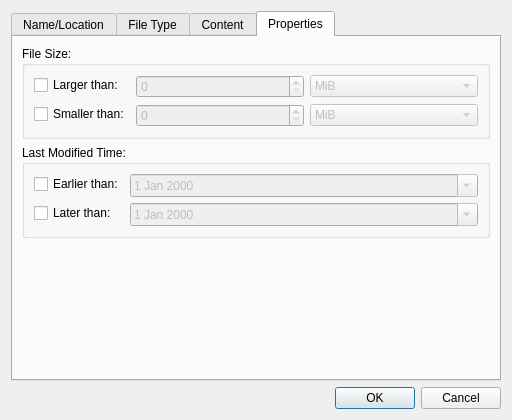
The window that src/filesearch.ui (lxqt/libfm-qt) describes before a commit, drawn with Qt 5.
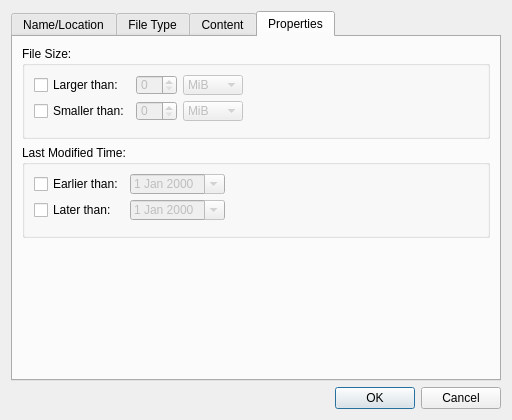
The same window after the commit. The open tabs and pages were chosen to show the change. Icons and pictures are not drawn.

Commit message: Use grid layout to have proper properties alignment

Patch:
```diff
--- a/src/filesearch.ui
+++ b/src/filesearch.ui
@@ -261,22 +261,36 @@
          </property>
          <layout class="QFormLayout" name="formLayout">
           <item row="0" column="0">
-           <widget class="QCheckBox" name="largerThan">
-            <property name="text">
-             <string>Larger than:</string>
-            </property>
-           </widget>
-          </item>
-          <item row="0" column="1">
-           <layout class="QHBoxLayout" name="horizontalLayout_2">
-            <item>
+           <layout class="QGridLayout" name="gridLayout_2">
+            <item row="1" column="0">
+             <widget class="QCheckBox" name="smallerThan">
+              <property name="text">
+               <string>Smaller than:</string>
+              </property>
+             </widget>
+            </item>
+            <item row="1" column="2">
+             <widget class="QSpinBox" name="maxSize">
+              <property name="enabled">
+               <bool>false</bool>
+              </property>
+             </widget>
+            </item>
+            <item row="0" column="2">
              <widget class="QSpinBox" name="minSize">
               <property name="enabled">
                <bool>false</bool>
               </property>
              </widget>
             </item>
-            <item>
+            <item row="0" column="0">
+             <widget class="QCheckBox" name="largerThan">
+              <property name="text">
+               <string>Larger than:</string>
+              </property>
+             </widget>
+            </item>
+            <item row="0" column="3">
              <widget class="QComboBox" name="minSizeUnit">
               <property name="enabled">
                <bool>false</bool>
@@ -306,25 +320,7 @@
               </item>
              </widget>
             </item>
-           </layout>
-          </item>
-          <item row="1" column="0">
-           <widget class="QCheckBox" name="smallerThan">
-            <property name="text">
-             <string>Smaller than:</string>
-            </property>
-           </widget>
-          </item>
-          <item row="1" column="1">
-           <layout class="QHBoxLayout" name="horizontalLayout_3">
-            <item>
-             <widget class="QSpinBox" name="maxSize">
-              <property name="enabled">
-               <bool>false</bool>
-              </property>
-             </widget>
-            </item>
-            <item>
+            <item row="1" column="3">
              <widget class="QComboBox" name="maxSizeUnit">
               <property name="enabled">
                <bool>false</bool>
@@ -361,43 +357,50 @@
        </item>
        <item>
         <widget class="QGroupBox" name="groupBox_6">
+         <property name="layoutDirection">
+          <enum>Qt::LeftToRight</enum>
+         </property>
          <property name="title">
           <string>Last Modified Time:</string>
          </property>
          <layout class="QFormLayout" name="formLayout_2">
-          <item row="0" column="0">
-           <widget class="QCheckBox" name="earlierThan">
-            <property name="text">
-             <string>Earlier than:</string>
-            </property>
-           </widget>
-          </item>
           <item row="1" column="0">
-           <widget class="QCheckBox" name="laterThan">
-            <property name="text">
-             <string>Later than:</string>
-            </property>
-           </widget>
-          </item>
-          <item row="0" column="1">
-           <widget class="QDateEdit" name="maxTime">
-            <property name="enabled">
-             <bool>false</bool>
-            </property>
-            <property name="calendarPopup">
-             <bool>true</bool>
-            </property>
-           </widget>
-          </item>
-          <item row="1" column="1">
-           <widget class="QDateEdit" name="minTime">
-            <property name="enabled">
-             <bool>false</bool>
-            </property>
-            <property name="calendarPopup">
-             <bool>true</bool>
-            </property>
-           </widget>
+           <layout class="QGridLayout" name="gridLayout">
+            <item row="2" column="0">
+             <widget class="QCheckBox" name="earlierThan">
+              <property name="text">
+               <string>Earlier than:</string>
+              </property>
+             </widget>
+            </item>
+            <item row="3" column="0">
+             <widget class="QCheckBox" name="laterThan">
+              <property name="text">
+               <string>Later than:</string>
+              </property>
+             </widget>
+            </item>
+            <item row="3" column="1">
+             <widget class="QDateEdit" name="minTime">
+              <property name="enabled">
+               <bool>false</bool>
+              </property>
+              <property name="calendarPopup">
+               <bool>true</bool>
+              </property>
+             </widget>
+            </item>
+            <item row="2" column="1">
+             <widget class="QDateEdit" name="maxTime">
+              <property name="enabled">
+               <bool>false</bool>
+              </property>
+              <property name="calendarPopup">
+               <bool>true</bool>
+              </property>
+             </widget>
+            </item>
+           </layout>
           </item>
          </layout>
         </widget>
```
